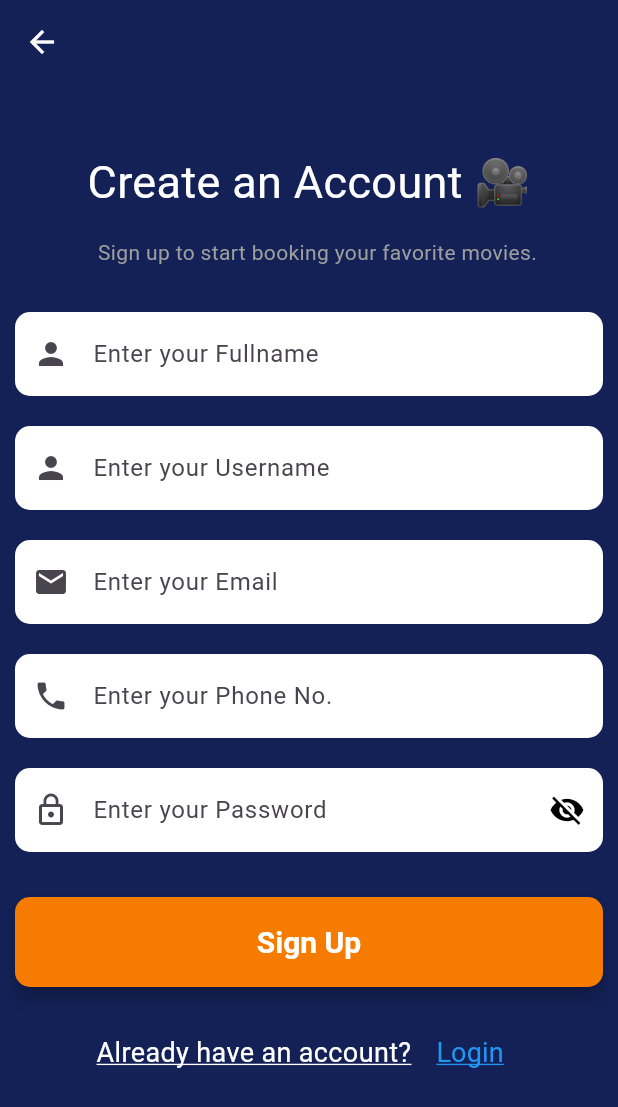
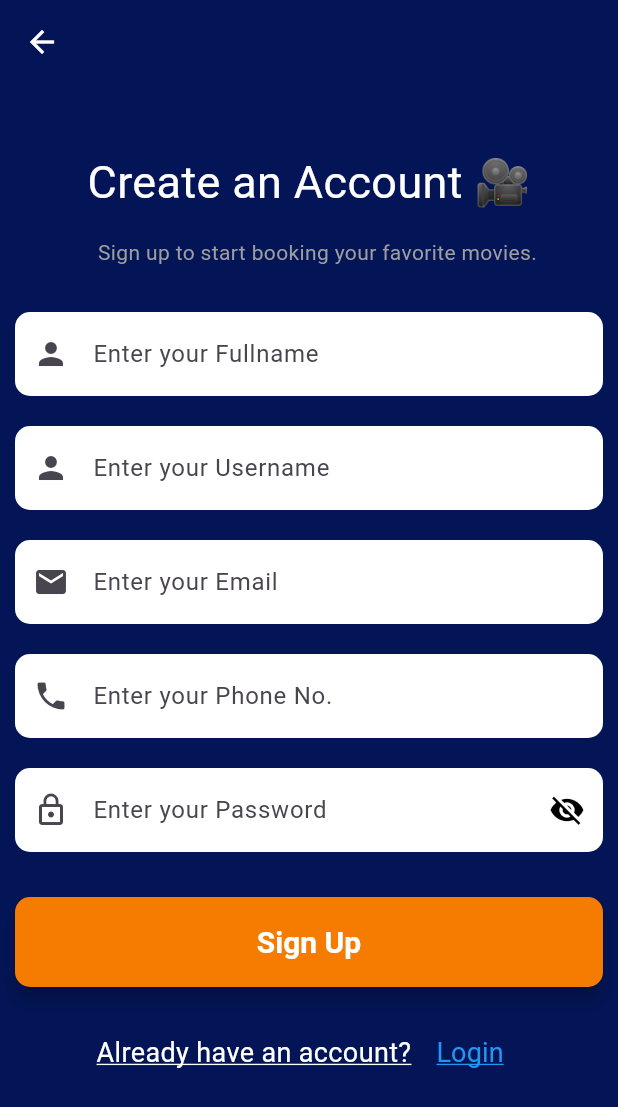
Before and after one commit to manishaa8981/movie_booking_mobile_app, a Flutter app: the screen it shows after launch, after a tap on "Skip", after a tap on "Login", after a tap on "Sign up", on a phone screen of 412 x 824 dp. Shown: the top 1107 px of the screen. Run offline on Flutter 3.47's test engine with Material 3 defaults, Android fonts, the phone set to English and light mode, and no system bars; our stand-ins replace dartz, equatable, flutter_bloc, get_it, hive_flutter; accounts and stored records are empty; Roboto replaces fonts that are missing (Poppins).

Commit message:
changed screen color

```diff
--- a/lib/features/auth/presentation/view/login_view.dart
+++ b/lib/features/auth/presentation/view/login_view.dart
@@ -61,7 +61,7 @@ class _LoginViewState extends State<LoginView> {
         height: double.infinity,
         width: double.infinity,
         decoration: const BoxDecoration(
-          color: Color.fromARGB(255, 19, 33, 87),// Valid shade
+          color: Color.fromARGB(255, 3, 21, 87),
 
 
           // gradient: LinearGradient(
--- a/lib/features/auth/presentation/view/sign_up_view.dart
+++ b/lib/features/auth/presentation/view/sign_up_view.dart
@@ -83,7 +83,7 @@ class _SignUpViewState extends State<SignUpView> {
         height: double.infinity,
         width: double.infinity,
         decoration: const BoxDecoration(
-          color: Color.fromARGB(255, 19, 33, 87),
+          color: Color.fromARGB(255, 3, 21, 87),
           // gradient: LinearGradient(
           //   begin: Alignment.topLeft,
           //   end: Alignment.bottomRight,
--- a/lib/features/splash/presentation/view/splash_view.dart
+++ b/lib/features/splash/presentation/view/splash_view.dart
@@ -31,8 +31,8 @@ class _SplashViewState extends State<SplashView> {
     return Scaffold(
       body: Container(
         decoration: const BoxDecoration(
-          color: Colors.black87,
-          // gradient: LinearGradient(
+          color: Color.fromARGB(255, 3, 21, 87),
+          // color: Color.fromARGB(255, 19, 33, 87),// gradient: LinearGradient(
           //   begin: Alignment.topLeft,
           //   end: Alignment.bottomRight,
           //   colors: [
```
